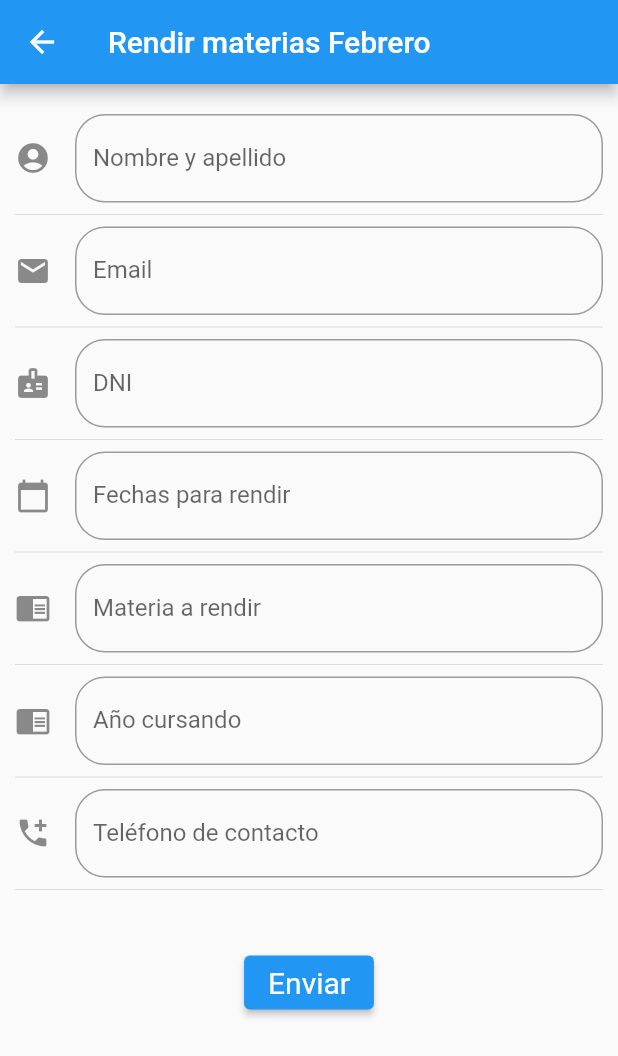
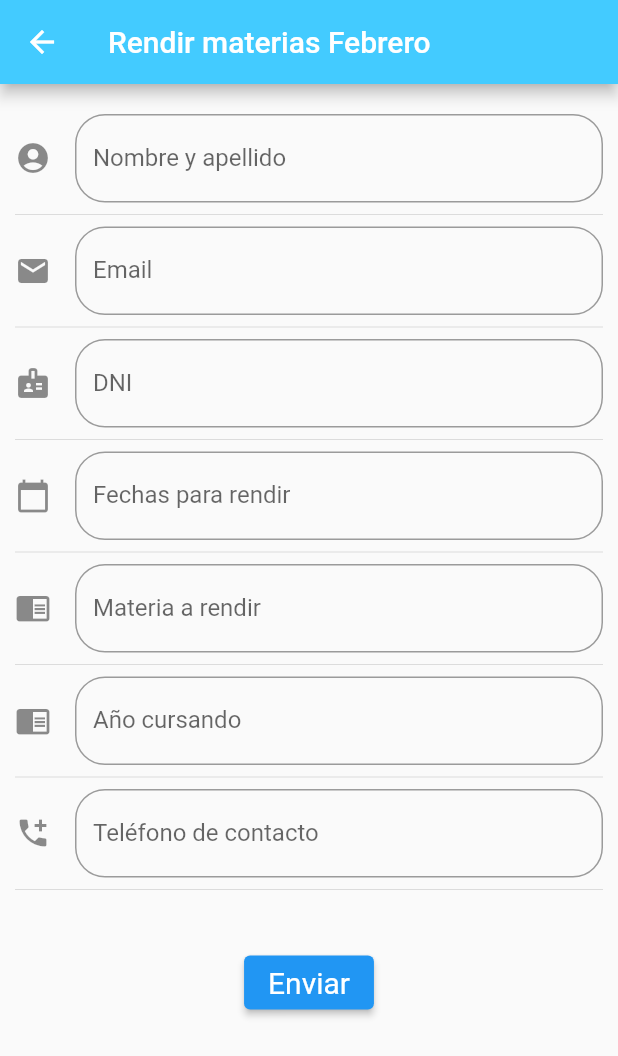
Before and after one commit to t0mmycastro/tramipet, a Flutter app: the HomePage screen opened directly, after a tap on "Rendir materias Febrero", on a phone screen of 412 x 824 dp. Shown: the top 1056 px of the screen. Run offline on Flutter 3.47's test engine with Material 2 defaults, Android fonts, the light colour scheme and no system bars.

Commit message:
Tramipet v1.2.2
Avances:

*Color para los appbar de todas las pantallas.
*Centré los titulos del appbar de pantallaFinalizado de cert de alumnos y rendir materias.

```diff
--- a/lib/src/pages/certalumnoregular_page.dart
+++ b/lib/src/pages/certalumnoregular_page.dart
@@ -20,6 +20,7 @@ class _CertAlumnoRegularPageState extends State<CertAlumnoRegularPage> {
     return Scaffold(
       appBar: AppBar(
         title: Text('Certificado de alumno regular'),
+        backgroundColor: Color(0xff43cbff),
       ),
       body: ListView(
         padding: EdgeInsets.symmetric(horizontal: 10.0, vertical: 20.0),
--- a/lib/src/pages/certalumnoretiro_page.dart
+++ b/lib/src/pages/certalumnoretiro_page.dart
@@ -21,6 +21,7 @@ class _CertAlumnoRetiroPageState extends State<CertAlumnoRetiroPage> {
     return Scaffold(
       appBar: AppBar(
         title: Text('Certificado de alumno retiro'),
+        backgroundColor: Color(0xff43cbff),
       ),
       body: ListView(
         padding: EdgeInsets.symmetric(horizontal: 10.0, vertical: 20.0),
--- a/lib/src/pages/home_page.dart
+++ b/lib/src/pages/home_page.dart
@@ -8,7 +8,8 @@ class HomePage extends StatelessWidget {
   Widget build(BuildContext context) {
     return Scaffold(
       appBar: AppBar(
-        title: Text('TramiPET v1.2.1'),
+        title: Text('TramiPET v1.2.2'),
+        backgroundColor: Color(0xff43cbff),
       ),
       drawer: Drawer(
         child: ListView(
@@ -16,7 +17,7 @@ class HomePage extends StatelessWidget {
           children: [
             DrawerHeader(
               decoration: BoxDecoration(
-                color: Colors.cyan[200],
+                color: Color(0xff43cbff),
               ),
               child: Column(
                 children: [
--- a/lib/src/pages/pantalla_finalizado.dart
+++ b/lib/src/pages/pantalla_finalizado.dart
@@ -8,6 +8,9 @@ class PantallaFinalizado extends StatelessWidget {
     return Scaffold(
       appBar: AppBar(
         title: Text('¡Ya está todo listo!'),
+        automaticallyImplyLeading: false,
+        backgroundColor: Color(0xff43cbff),
+        centerTitle: true,
       ),
       body: ListView(
         padding: EdgeInsets.symmetric(horizontal: 20.0, vertical: 300.0),
--- a/lib/src/pages/pantalla_finalizado_certificados.dart
+++ b/lib/src/pages/pantalla_finalizado_certificados.dart
@@ -8,6 +8,9 @@ class PantallaFinalizadoCertificados extends StatelessWidget {
     return Scaffold(
       appBar: AppBar(
         title: Text('¡Ya está todo listo!'),
+        automaticallyImplyLeading: false,
+        backgroundColor: Color(0xff43cbff),
+        centerTitle: true,
       ),
       body: ListView(
         padding: EdgeInsets.symmetric(horizontal: 20.0, vertical: 300.0),
--- a/lib/src/pages/rendirfebrero_page.dart
+++ b/lib/src/pages/rendirfebrero_page.dart
@@ -16,6 +16,7 @@ class _RendirFebreroPageState extends State<RendirFebreroPage> {
     return Scaffold(
       appBar: AppBar(
         title: Text('Rendir materias Febrero'),
+        backgroundColor: Color(0xff43cbff),
       ),
       body: ListView(
         padding: EdgeInsets.symmetric(horizontal: 10.0, vertical: 20.0),
--- a/lib/src/pages/rendirlibre_page.dart
+++ b/lib/src/pages/rendirlibre_page.dart
@@ -16,6 +16,7 @@ class _RendirLibrePageState extends State<RendirLibrePage> {
     return Scaffold(
       appBar: AppBar(
         title: Text('Rendir materias Libre'),
+        backgroundColor: Color(0xff43cbff),
       ),
       body: ListView(
         padding: EdgeInsets.symmetric(horizontal: 10.0, vertical: 20.0),
```
